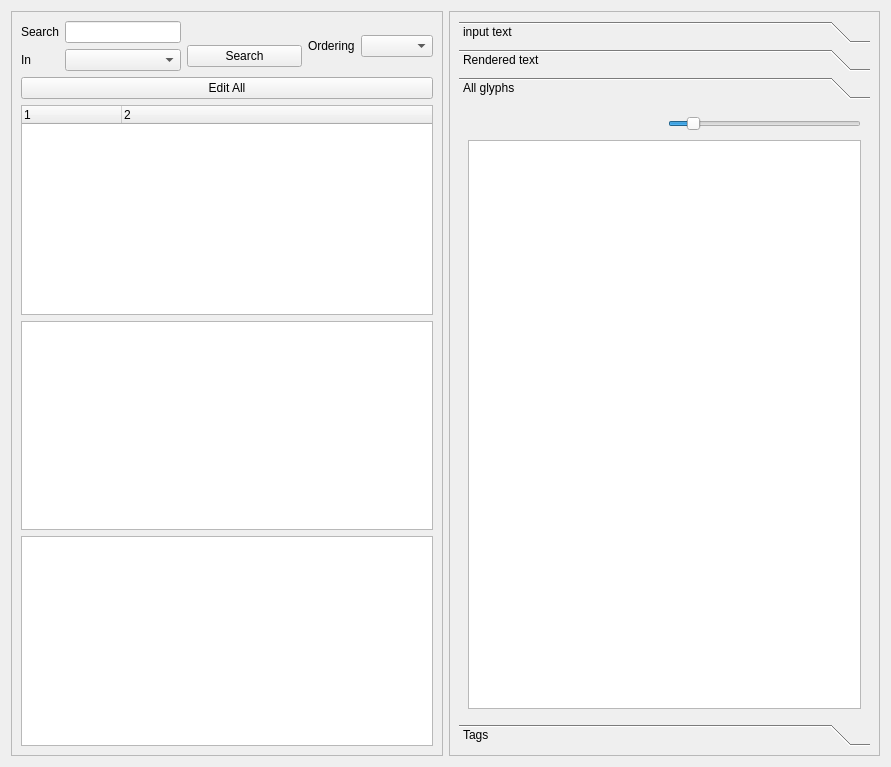
Qt form src/mainview.ui (fontmatrix/fontmatrix) before a commit.
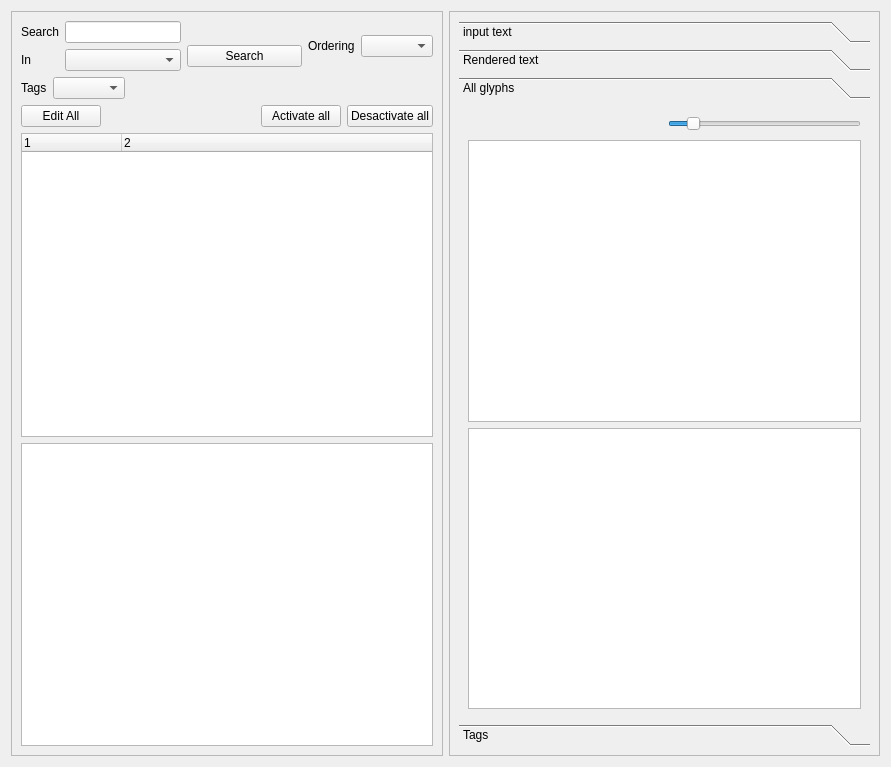
The same form after that commit. The open tabs and pages were chosen to show the change.

Patch:
```diff
--- a/src/mainview.ui
+++ b/src/mainview.ui
@@ -96,11 +96,69 @@
          </layout>
         </item>
         <item>
-         <widget class="QPushButton" name="editAllButton" >
-          <property name="text" >
-           <string>Edit All</string>
-          </property>
-         </widget>
+         <layout class="QHBoxLayout" >
+          <item>
+           <widget class="QLabel" name="label_4" >
+            <property name="text" >
+             <string>Tags</string>
+            </property>
+           </widget>
+          </item>
+          <item>
+           <widget class="QComboBox" name="tagsCombo" />
+          </item>
+          <item>
+           <spacer>
+            <property name="orientation" >
+             <enum>Qt::Horizontal</enum>
+            </property>
+            <property name="sizeHint" >
+             <size>
+              <width>40</width>
+              <height>20</height>
+             </size>
+            </property>
+           </spacer>
+          </item>
+         </layout>
+        </item>
+        <item>
+         <layout class="QHBoxLayout" >
+          <item>
+           <widget class="QPushButton" name="editAllButton" >
+            <property name="text" >
+             <string>Edit All</string>
+            </property>
+           </widget>
+          </item>
+          <item>
+           <spacer>
+            <property name="orientation" >
+             <enum>Qt::Horizontal</enum>
+            </property>
+            <property name="sizeHint" >
+             <size>
+              <width>40</width>
+              <height>20</height>
+             </size>
+            </property>
+           </spacer>
+          </item>
+          <item>
+           <widget class="QPushButton" name="activateAllButton" >
+            <property name="text" >
+             <string>Activate all</string>
+            </property>
+           </widget>
+          </item>
+          <item>
+           <widget class="QPushButton" name="desactivateAllButton" >
+            <property name="text" >
+             <string>Desactivate all</string>
+            </property>
+           </widget>
+          </item>
+         </layout>
         </item>
         <item>
          <widget class="QTreeWidget" name="fontTree" >
@@ -122,9 +180,6 @@
         <item>
          <widget class="QTextBrowser" name="fontInfoText" />
         </item>
-        <item>
-         <widget class="QTextBrowser" name="glyphInfo" />
-        </item>
        </layout>
       </item>
      </layout>
@@ -214,8 +269,8 @@
           <rect>
            <x>0</x>
            <y>0</y>
-           <width>112</width>
-           <height>139</height>
+           <width>824</width>
+           <height>603</height>
           </rect>
          </property>
          <attribute name="label" >
@@ -254,6 +309,9 @@
           <item row="1" column="0" colspan="2" >
            <widget class="QGraphicsView" name="abcView" />
           </item>
+          <item row="2" column="0" colspan="2" >
+           <widget class="QTextBrowser" name="glyphInfo" />
+          </item>
          </layout>
         </widget>
         <widget class="QWidget" name="tagPage" >
```
Left out of the diff: 4 changed lines with no effect on the pictures.
